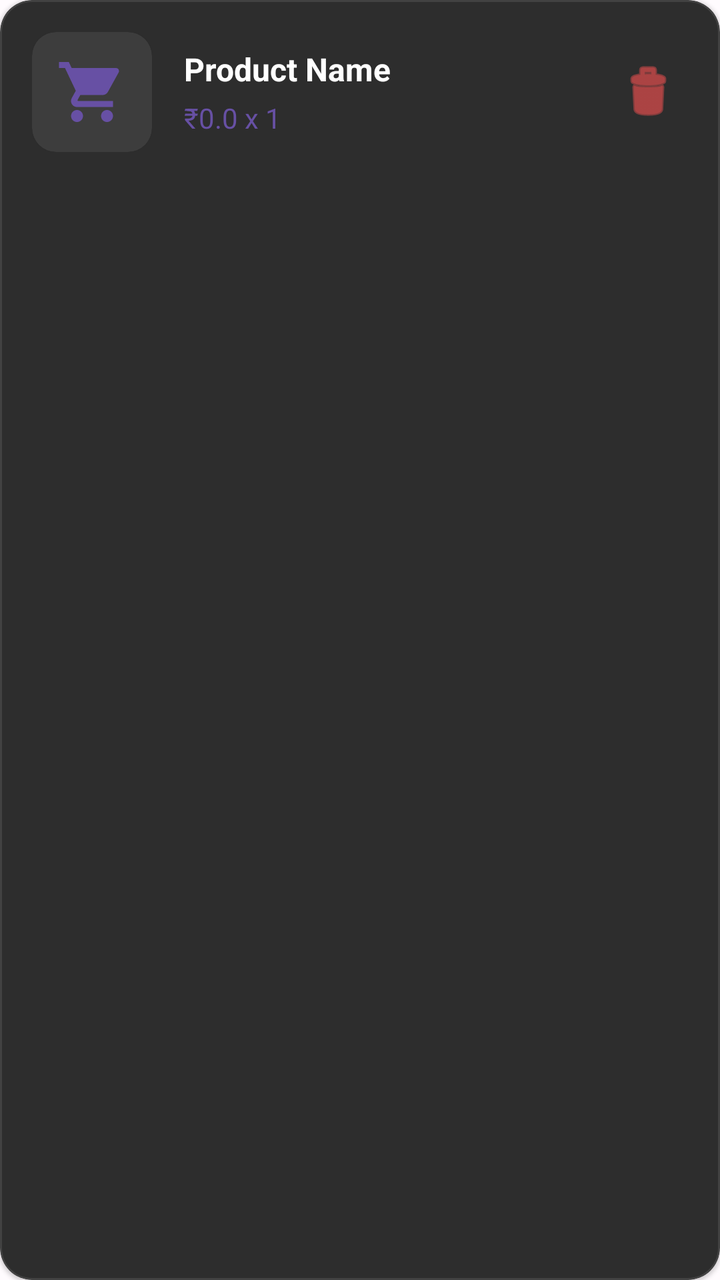
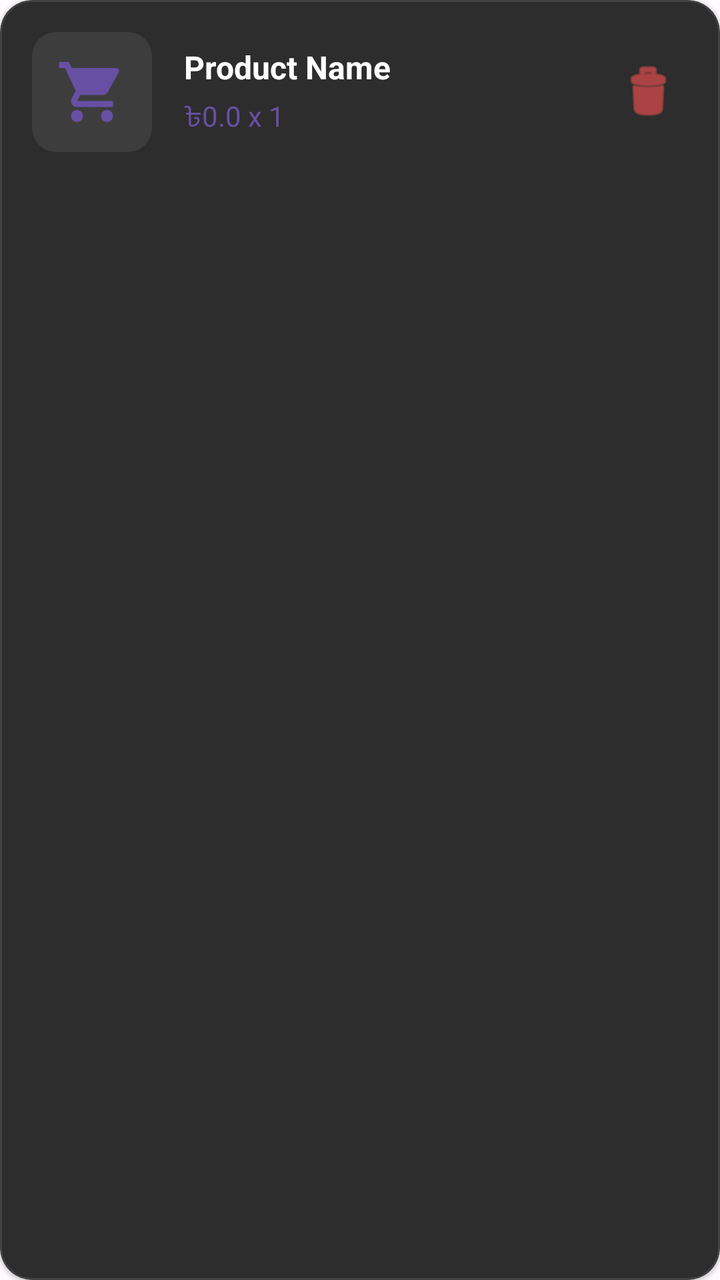

An Android layout rendered at two revisions. The XML below is the earlier revision; the diff shows what the commit changed to produce the second picture.
<!-- AndroidManifest.xml: application theme Theme.UrbanBazar -->
<!-- res/layout/item_cart.xml -->
<?xml version="1.0" encoding="utf-8"?>
<com.google.android.material.card.MaterialCardView xmlns:android="http://schemas.android.com/apk/res/android"
    xmlns:app="http://schemas.android.com/apk/res-auto"
    android:layout_width="match_parent"
    android:layout_height="wrap_content"
    android:layout_marginHorizontal="16dp"
    android:layout_marginVertical="8dp"
    app:cardCornerRadius="16dp"
    app:cardBackgroundColor="#2D2D2D"
    app:strokeWidth="1dp"
    app:strokeColor="#1AFFFFFF">

    <LinearLayout
        android:layout_width="match_parent"
        android:layout_height="wrap_content"
        android:orientation="horizontal"
        android:padding="16dp"
        android:gravity="center_vertical">

        <com.google.android.material.card.MaterialCardView
            android:layout_width="60dp"
            android:layout_height="60dp"
            app:cardCornerRadius="12dp"
            app:cardBackgroundColor="#3D3D3D">
            <ImageView
                android:layout_width="match_parent"
                android:layout_height="match_parent"
                android:src="@drawable/ic_cart"
                android:padding="12dp"
                app:tint="@color/primary" />
        </com.google.android.material.card.MaterialCardView>

        <LinearLayout
            android:layout_width="0dp"
            android:layout_height="wrap_content"
            android:layout_weight="1"
            android:layout_marginStart="16dp"
            android:orientation="vertical">

            <TextView
                android:id="@+id/tvCartName"
                android:layout_width="wrap_content"
                android:layout_height="wrap_content"
                android:text="Product Name"
                android:textColor="@color/white"
                android:textSize="16sp"
                android:textStyle="bold" />

            <TextView
                android:id="@+id/tvCartPrice"
                android:layout_width="wrap_content"
                android:layout_height="wrap_content"
                android:text="₹0.0 x 1"
                android:textColor="@color/primary"
                android:layout_marginTop="4dp" />
        </LinearLayout>

        <ImageButton
            android:id="@+id/btnRemove"
            android:layout_width="40dp"
            android:layout_height="40dp"
            android:src="@android:drawable/ic_menu_delete"
            app:tint="#FF5252"
            android:background="@drawable/bg_circle_ripple"
            android:contentDescription="Remove" />

    </LinearLayout>
</com.google.android.material.card.MaterialCardView>
<!-- resources referenced by this layout -->
<resources>
  <color name="primary">#6750A4</color>
  <color name="white">#FFFFFFFF</color>
  <!-- drawable bg_circle_ripple (drawable) -->
  <?xml version="1.0" encoding="utf-8"?>
  <ripple xmlns:android="http://schemas.android.com/apk/res/android"
      android:color="#22FFFFFF">
      <item android:id="@android:id/mask">
          <shape android:shape="oval">
              <solid android:color="@android:color/white" />
          </shape>
      </item>
  </ripple>
  <!-- drawable ic_cart (drawable) -->
  <vector xmlns:android="http://schemas.android.com/apk/res/android"
      android:width="24dp"
      android:height="24dp"
      android:viewportWidth="24"
      android:viewportHeight="24">
      <path
          android:fillColor="#FF000000"
          android:pathData="M7,18c-1.1,0 -1.99,0.9 -1.99,2S5.9,22 7,22s2,-0.9 2,-2 -0.9,-2 -2,-2zM1,2v2h2l3.6,7.59 -1.35,2.45c-0.16,0.28 -0.25,0.61 -0.25,0.96 0,1.1 0.9,2 2,2h12v-2H7.42c-0.14,0 -0.25,-0.11 -0.25,-0.25l0.03,-0.12 0.9,-1.63h7.45c0.75,0 1.41,-0.41 1.75,-1.03l3.58,-6.49c0.08,-0.14 0.12,-0.31 0.12,-0.48 0,-0.55 -0.45,-1 -1,-1H5.21l-0.94,-2H1zM17,18c-1.1,0 -1.99,0.9 -1.99,2s0.89,2 1.99,2 2,-0.9 2,-2 -0.9,-2 -2,-2z" />
  </vector>
  <style name="Theme.UrbanBazar" parent="Theme.MaterialComponents.DayNight.NoActionBar">
          
          <item name="colorPrimary">@color/primary</item>
          <item name="colorPrimaryVariant">@color/primary_dark</item>
          <item name="colorOnPrimary">@color/white</item>
          
          <item name="colorSecondary">@color/secondary</item>
          <item name="colorSecondaryVariant">@color/secondary</item>
          <item name="colorOnSecondary">@color/white</item>
          
          <item name="android:statusBarColor">?attr/colorPrimaryVariant</item>
          
          <item name="android:windowBackground">@color/background</item>
      </style>
  <color name="primary_dark">#4F378B</color>
  <color name="secondary">#625B71</color>
  <color name="background">#FFFBFE</color>
</resources>

<!-- the commit's change to res/layout/item_cart.xml (unified diff, before → after) -->
@@ -50,7 +50,7 @@
                 android:id="@+id/tvCartPrice"
                 android:layout_width="wrap_content"
                 android:layout_height="wrap_content"
-                android:text="₹0.0 x 1"
+                android:text="৳0.0 x 1"
                 android:textColor="@color/primary"
                 android:layout_marginTop="4dp" />
         </LinearLayout>
